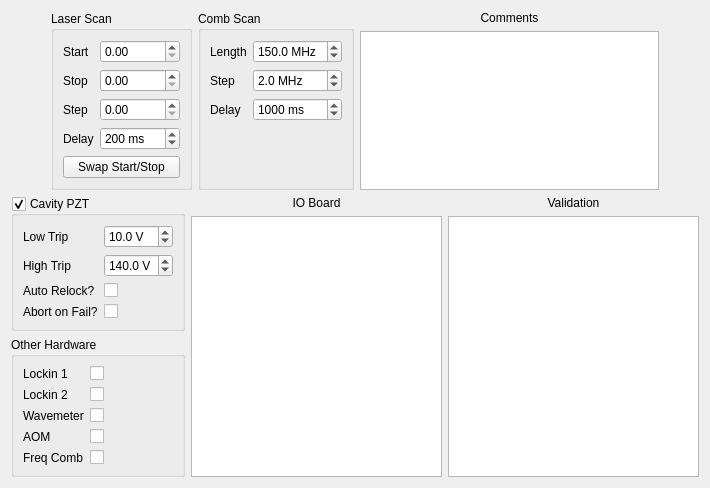
Qt form scanconfigwidget.ui (kncrabtree/nicerohms) before a commit.
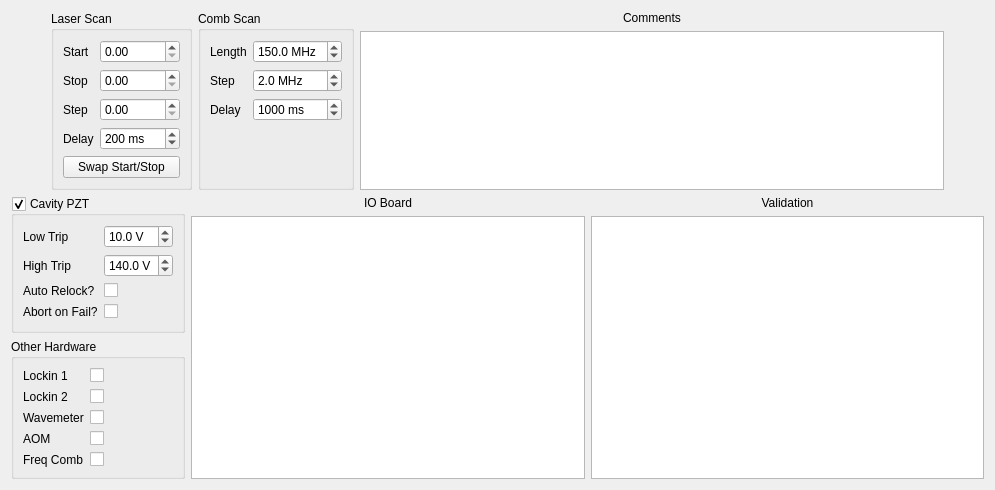
The same form after that commit.

Patch:
```diff
--- a/scanconfigwidget.ui
+++ b/scanconfigwidget.ui
@@ -6,8 +6,8 @@
    <rect>
     <x>0</x>
     <y>0</y>
-    <width>710</width>
-    <height>462</height>
+    <width>995</width>
+    <height>490</height>
    </rect>
   </property>
   <property name="windowTitle">
```
Left out of the diff: 5 changed lines with no effect on the pictures.
